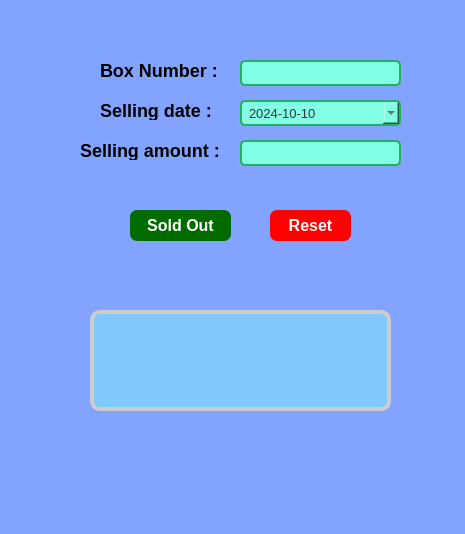
Old version of the form soldout.ui in the repository sahariajf/ExpiryGuard.
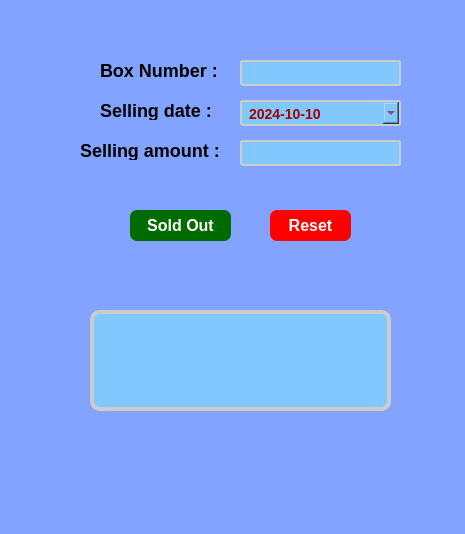
New version of the form. Icons and pictures are not drawn.

Diff of the .ui file:
```diff
--- a/soldout.ui
+++ b/soldout.ui
@@ -23,11 +23,13 @@
 }
 
 QDateEdit {
-    border: 2px solid #27ae60;
-    border-radius: 5px;
-    padding: 5px;
-    background-color: rgb(130, 255, 228);
-    color: #333;
+     border: 2px solid #ccc; 
+    border-radius: 3px; 
+    padding: 5px; 
+    font-size: 14px; 
+    color: rgb(165, 0, 0);
+    background-color: rgb(129, 200, 255);
+font-weight : bold;
 }
 
 QPushButton:hover {
@@ -35,11 +37,13 @@
 }
 
 QLineEdit {
-    border: 2px solid #27ae60;
-    border-radius: 5px;
-    padding: 5px;
-    background-color: rgb(130, 255, 228);
-    color: rgb(0, 0, 0);
+    border: 2px solid #ccc; 
+    border-radius: 3px; 
+    padding: 5px; 
+    font-size: 14px; 
+    color: rgb(165, 0, 0);
+    background-color: rgb(129, 200, 255);
+font-weight : bold;
 }
 
 QLabel {
@@ -116,7 +120,8 @@
    </property>
    <property name="font">
     <font>
-     <pointsize>10</pointsize>
+     <pointsize>-1</pointsize>
+     <bold>true</bold>
     </font>
    </property>
   </widget>
@@ -131,7 +136,8 @@
    </property>
    <property name="font">
     <font>
-     <pointsize>10</pointsize>
+     <pointsize>-1</pointsize>
+     <bold>true</bold>
     </font>
    </property>
   </widget>
@@ -146,7 +152,8 @@
    </property>
    <property name="font">
     <font>
-     <pointsize>10</pointsize>
+     <pointsize>-1</pointsize>
+     <bold>true</bold>
     </font>
    </property>
    <property name="displayFormat">
```
